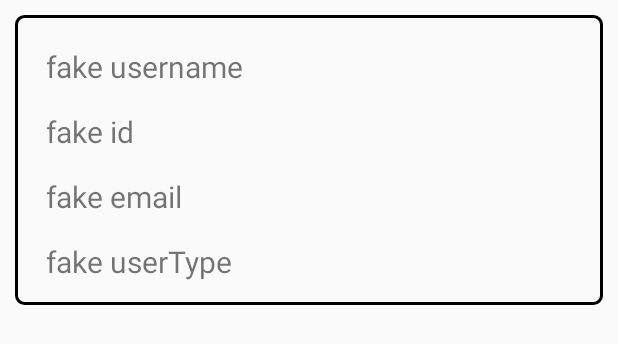
After one commit to tayyabmaqsood/Easy-Scheduler-Application, an Android app: the layout admin_layout.xml on its own in the app's theme, with its tools: preview values and no code run, on a phone screen of 412 x 824 dp. The commit adds this screen. Shown: the top 344 px of the screen. Run offline under Robolectric (Android 15) with nearby library versions, the phone set to English and light mode, and no system bars.

Commit message:
Admin Activity implemented

```diff
--- a/app/src/main/AndroidManifest.xml
+++ b/app/src/main/AndroidManifest.xml
@@ -9,6 +9,7 @@
         android:roundIcon="@mipmap/ic_launcher_round"
         android:supportsRtl="true"
         android:theme="@style/Theme.ParentalControlApplication">
+
         <activity
             android:name=".AdminActivity"
             android:exported="false" />
@@ -18,15 +19,16 @@
         <activity
             android:name=".SignUpActivity"
             android:exported="false" />
+
         <activity
             android:name=".MainActivity"
             android:exported="true">
             <intent-filter>
                 <action android:name="android.intent.action.MAIN" />
-
                 <category android:name="android.intent.category.LAUNCHER" />
             </intent-filter>
         </activity>
+
     </application>
 
 </manifest>
--- /dev/null
+++ b/app/src/main/res/layout/admin_layout.xml
@@ -0,0 +1,89 @@
+<?xml version="1.0" encoding="utf-8"?>
+<LinearLayout xmlns:android="http://schemas.android.com/apk/res/android"
+    android:orientation="vertical"
+    android:layout_width="match_parent"
+    android:layout_height="wrap_content"
+    android:background="@drawable/input_bg"
+    android:paddingBottom="10dp"
+    android:paddingTop="10dp"
+    android:layout_marginTop="10dp"
+    android:layout_marginBottom="20dp"
+    android:layout_marginLeft="10dp"
+    android:layout_marginRight="10dp"
+    >
+    <LinearLayout
+        android:layout_width="match_parent"
+        android:layout_height="wrap_content"
+        android:layout_marginTop="5dp"
+        android:layout_marginLeft="5dp"
+        android:layout_marginRight="5dp">
+
+        <TextView
+            android:id="@+id/showUsername"
+            android:layout_width="match_parent"
+            android:layout_height="wrap_content"
+            android:padding="5dp"
+            android:text="fake username"
+            android:textSize="20dp"
+            android:layout_marginStart="10dp"
+            android:layout_marginEnd="10dp"/>
+    </LinearLayout>
+
+    <LinearLayout
+        android:layout_width="match_parent"
+        android:layout_height="wrap_content"
+        android:layout_marginLeft="5dp"
+        android:layout_marginRight="5dp"
+        android:layout_marginTop="5dp">
+
+
+
+        <TextView
+            android:id="@+id/showUserID"
+            android:layout_width="match_parent"
+            android:layout_height="wrap_content"
+            android:layout_marginLeft="5dp"
+            android:padding="5dp"
+            android:layout_marginStart="10dp"
+            android:layout_marginEnd="10dp"
+            android:text="fake id"
+            android:textSize="20dp" />
+    </LinearLayout>
+
+
+    <LinearLayout
+        android:layout_width="match_parent"
+        android:layout_height="wrap_content"
+        android:layout_marginLeft="5dp"
+        android:layout_marginRight="5dp"
+        android:layout_marginTop="5dp">
+
+        <TextView
+            android:id="@+id/showUserEmail"
+            android:layout_width="match_parent"
+            android:layout_height="wrap_content"
+            android:layout_marginLeft="5dp"
+            android:padding="5dp"
+            android:layout_marginStart="10dp"
+            android:layout_marginEnd="10dp"
+            android:text="fake email"
+            android:textSize="20dp" />
+    </LinearLayout>
+    <LinearLayout
+        android:layout_width="match_parent"
+        android:layout_height="wrap_content"
+        android:layout_marginLeft="5dp"
+        android:layout_marginRight="5dp"
+        android:layout_marginTop="5dp">
+
+        <TextView
+            android:id="@+id/showUserType"
+            android:layout_width="match_parent"
+            android:layout_height="wrap_content"
+            android:padding="5dp"
+            android:layout_marginStart="10dp"
+            android:layout_marginEnd="10dp"
+            android:text="fake userType"
+            android:textSize="20dp" />
+    </LinearLayout>
+</LinearLayout>
```
Also changed, not shown: app/src/main/java/com/example/parentalcontrolapplication/AdminActivity.java (+53 -0 lines), app/src/main/java/com/example/parentalcontrolapplication/AdminAdapter.java (added, +62 -0 lines), app/src/main/java/com/example/parentalcontrolapplication/User.java (+25 -20 lines), app/src/main/res/layout/activity_admin.xml (+28 -0 lines).
